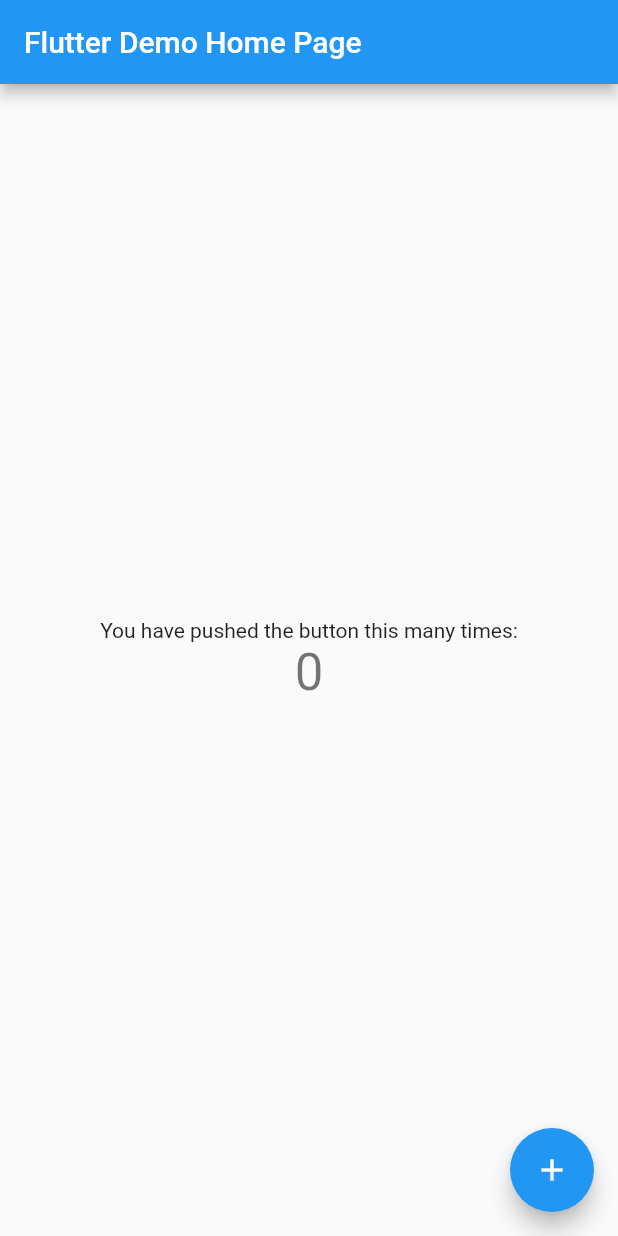
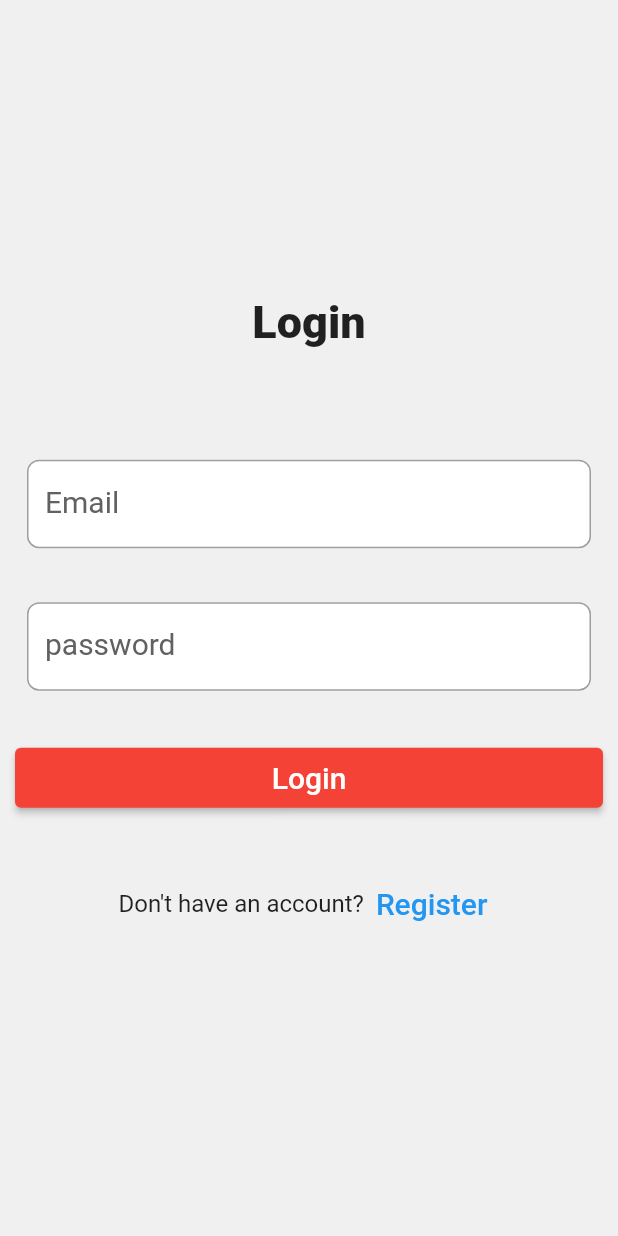
Before and after one commit to Sandeshshrestha078/flutter_node-Auth, a Flutter app: the screen it shows after launch, on a phone screen of 412 x 824 dp. Run offline on Flutter 3.47's test engine with Material 2 defaults, Android fonts, the phone set to English and light mode, and no system bars.

Commit message:
added login screen

```diff
--- a/auth/lib/main.dart
+++ b/auth/lib/main.dart
@@ -1,3 +1,4 @@
+import 'package:auth/screens/login_screen.dart';
 import 'package:flutter/material.dart';
 
 void main() {
@@ -7,109 +8,13 @@ void main() {
 class MyApp extends StatelessWidget {
   const MyApp({super.key});
 
-  // This widget is the root of your application.
   @override
   Widget build(BuildContext context) {
     return MaterialApp(
-      title: 'Flutter Demo',
       theme: ThemeData(
-        // This is the theme of your application.
-        //
-        // Try running your application with "flutter run". You'll see the
-        // application has a blue toolbar. Then, without quitting the app, try
-        // changing the primarySwatch below to Colors.green and then invoke
-        // "hot reload" (press "r" in the console where you ran "flutter run",
-        // or simply save your changes to "hot reload" in a Flutter IDE).
-        // Notice that the counter didn't reset back to zero; the application
-        // is not restarted.
-        primarySwatch: Colors.blue,
+        primaryColor: const Color(0x80F1F0F0),
       ),
-      home: const MyHomePage(title: 'Flutter Demo Home Page'),
+      home: const LoginScreen(),
     );
   }
 }
-
-class MyHomePage extends StatefulWidget {
-  const MyHomePage({super.key, required this.title});
-
-  // This widget is the home page of your application. It is stateful, meaning
-  // that it has a State object (defined below) that contains fields that affect
-  // how it looks.
-
-  // This class is the configuration for the state. It holds the values (in this
-  // case the title) provided by the parent (in this case the App widget) and
-  // used by the build method of the State. Fields in a Widget subclass are
-  // always marked "final".
-
-  final String title;
-
-  @override
-  State<MyHomePage> createState() => _MyHomePageState();
-}
-
-class _MyHomePageState extends State<MyHomePage> {
-  int _counter = 0;
-
-  void _incrementCounter() {
-    setState(() {
-      // This call to setState tells the Flutter framework that something has
-      // changed in this State, which causes it to rerun the build method below
-      // so that the display can reflect the updated values. If we changed
-      // _counter without calling setState(), then the build method would not be
-      // called again, and so nothing would appear to happen.
-      _counter++;
-    });
-  }
-
-  @override
-  Widget build(BuildContext context) {
-    // This method is rerun every time setState is called, for instance as done
-    // by the _incrementCounter method above.
-    //
-    // The Flutter framework has been optimized to make rerunning build methods
-    // fast, so that you can just rebuild anything that needs updating rather
-    // than having to individually change instances of widgets.
-    return Scaffold(
-      appBar: AppBar(
-        // Here we take the value from the MyHomePage object that was created by
-        // the App.build method, and use it to set our appbar title.
-        title: Text(widget.title),
-      ),
-      body: Center(
-        // Center is a layout widget. It takes a single child and positions it
-        // in the middle of the parent.
-        child: Column(
-          // Column is also a layout widget. It takes a list of children and
-          // arranges them vertically. By default, it sizes itself to fit its
-          // children horizontally, and tries to be as tall as its parent.
-          //
-          // Invoke "debug painting" (press "p" in the console, choose the
-          // "Toggle Debug Paint" action from the Flutter Inspector in Android
-          // Studio, or the "Toggle Debug Paint" command in Visual Studio Code)
-          // to see the wireframe for each widget.
-          //
-          // Column has various properties to control how it sizes itself and
-          // how it positions its children. Here we use mainAxisAlignment to
-          // center the children vertically; the main axis here is the vertical
-          // axis because Columns are vertical (the cross axis would be
-          // horizontal).
-          mainAxisAlignment: MainAxisAlignment.center,
-          children: <Widget>[
-            const Text(
-              'You have pushed the button this many times:',
-            ),
-            Text(
-              '$_counter',
-              style: Theme.of(context).textTheme.headline4,
-            ),
-          ],
-        ),
-      ),
-      floatingActionButton: FloatingActionButton(
-        onPressed: _incrementCounter,
-        tooltip: 'Increment',
-        child: const Icon(Icons.add),
-      ), // This trailing comma makes auto-formatting nicer for build methods.
-    );
-  }
-}
--- /dev/null
+++ b/auth/lib/screens/login_screen.dart
@@ -0,0 +1,95 @@
+import 'package:auth/screens/signup_screen.dart';
+import 'package:flutter/material.dart';
+
+import '../utils/common_textfield.dart';
+
+class LoginScreen extends StatefulWidget {
+  const LoginScreen({super.key});
+
+  @override
+  State<LoginScreen> createState() => _LoginScreenState();
+}
+
+class _LoginScreenState extends State<LoginScreen> {
+  final TextEditingController emailcontroller = TextEditingController();
+  final TextEditingController passwordcontroller = TextEditingController();
+  @override
+  Widget build(BuildContext context) {
+    return Scaffold(
+      backgroundColor: const Color(0xFFF1F0F0),
+      body: Padding(
+        padding: const EdgeInsets.all(10.0),
+        child: Column(
+          mainAxisAlignment: MainAxisAlignment.center,
+          children: [
+            const Text(
+              'Login',
+              style: TextStyle(fontSize: 30, fontWeight: FontWeight.w900),
+            ),
+            SizedBox(height: MediaQuery.of(context).size.height * 0.08),
+            Container(
+              margin: const EdgeInsets.all(8),
+              child: CommonTextField(
+                  controller: emailcontroller,
+                  labelText: "Email",
+                  tohide: false),
+            ),
+            const SizedBox(
+              height: 20.0,
+            ),
+            Container(
+              margin: const EdgeInsets.all(8),
+              child: CommonTextField(
+                controller: passwordcontroller,
+                labelText: "password",
+                tohide: true,
+              ),
+            ),
+            const SizedBox(
+              height: 30.0,
+            ),
+            SizedBox(
+              height: 40,
+              width: double.infinity,
+              child: ElevatedButton(
+                onPressed: () {},
+                style: ElevatedButton.styleFrom(
+                  backgroundColor: Colors.red,
+                ),
+                child: const Text(
+                  'Login',
+                  style: TextStyle(color: Colors.white, fontSize: 20.0),
+                ),
+              ),
+            ),
+            const SizedBox(
+              height: 40.0,
+            ),
+            Row(
+              mainAxisAlignment: MainAxisAlignment.center,
+              children: [
+                const Text(
+                  "Don't have an account?",
+                  style: TextStyle(fontSize: 16.0),
+                ),
+                TextButton(
+                  onPressed: () {
+                    Navigator.push(
+                      context,
+                      MaterialPageRoute(
+                          builder: (context) => const SignupScreen()),
+                    );
+                  },
+                  child: const Text(
+                    "Register",
+                    style: TextStyle(fontSize: 20.0),
+                  ),
+                ),
+              ],
+            )
+          ],
+        ),
+      ),
+    );
+  }
+}
--- /dev/null
+++ b/auth/lib/screens/signup_screen.dart
@@ -0,0 +1,15 @@
+import 'package:flutter/material.dart';
+
+class SignupScreen extends StatefulWidget {
+  const SignupScreen({super.key});
+
+  @override
+  State<SignupScreen> createState() => _SignupScreenState();
+}
+
+class _SignupScreenState extends State<SignupScreen> {
+  @override
+  Widget build(BuildContext context) {
+    return const Scaffold();
+  }
+}
--- /dev/null
+++ b/auth/lib/utils/common_textfield.dart
@@ -0,0 +1,37 @@
+// ignore_for_file: public_member_api_docs, sort_constructors_first
+import 'package:flutter/material.dart';
+
+class CommonTextField extends StatelessWidget {
+  final TextEditingController controller;
+  final String labelText;
+  final bool tohide;
+
+  const CommonTextField({
+    Key? key,
+    required this.controller,
+    required this.labelText,
+    required this.tohide,
+  }) : super(key: key);
+
+  @override
+  Widget build(BuildContext context) {
+    return TextFormField(
+      obscureText: tohide,
+      controller: controller,
+      decoration: InputDecoration(
+        focusedBorder: OutlineInputBorder(
+          borderRadius: BorderRadius.circular(8),
+          borderSide: const BorderSide(color: Colors.grey, width: 1),
+        ),
+        enabledBorder: OutlineInputBorder(
+          borderRadius: BorderRadius.circular(8),
+          borderSide: const BorderSide(color: Colors.grey, width: 1),
+        ),
+        filled: true,
+        fillColor: const Color(0xFFFFFFFF),
+        labelText: labelText,
+        labelStyle: TextStyle(color: Colors.grey.shade700, fontSize: 20.0),
+      ),
+    );
+  }
+}
```
Also changed, not shown: auth/lib/screens/home_screen.dart (added).
